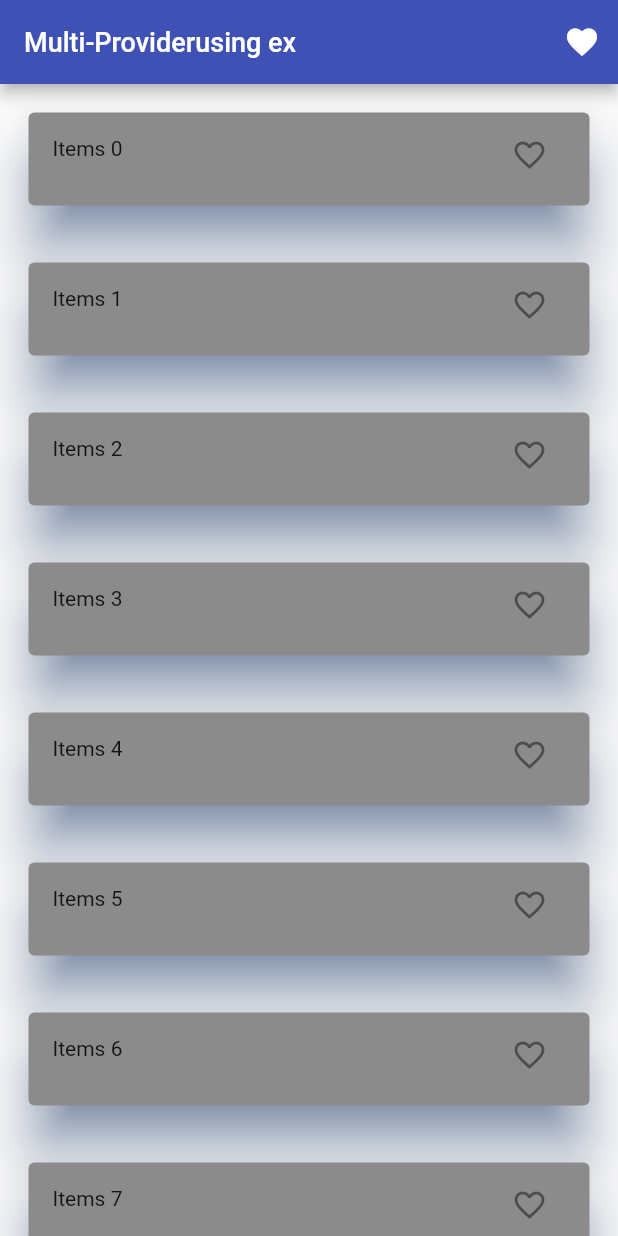
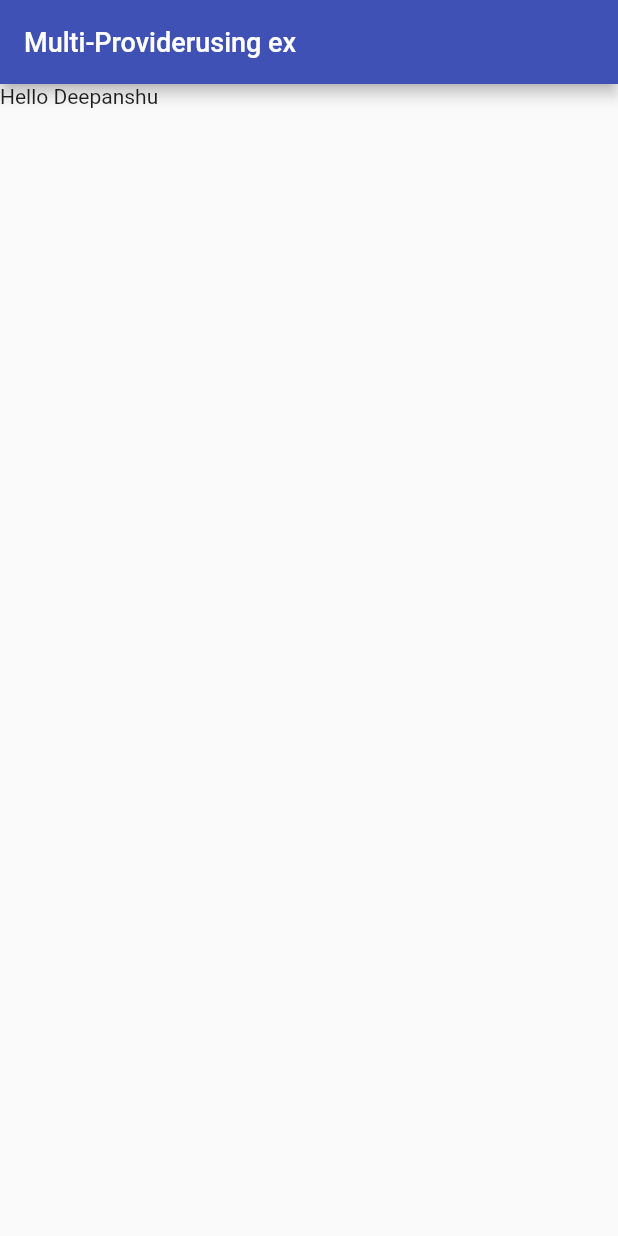
Before and after one commit to flutterboydeep/dummy, a Flutter app: the screen it shows after launch, on a phone screen of 412 x 824 dp. Run offline on Flutter 3.47's test engine with Material 2 defaults, Android fonts, the phone set to English and light mode, and no system bars; our stand-ins replace flutter_riverpod.

Commit message:
reverpod_1_watchProvider

```diff
--- a/lib/Screen/Homepage.dart
+++ b/lib/Screen/Homepage.dart
@@ -1,82 +1,22 @@
-import 'package:dummy/Screen/showFav.dart';
-import 'package:dummy/provider/favoriteItemProvider.dart';
-// import 'package:dummy/provider/countProvider.dart';
+import 'package:dummy/main.dart';
 import 'package:flutter/material.dart';
-import 'package:provider/provider.dart';
+import 'package:flutter_riverpod/flutter_riverpod.dart';
+
 // import 'package:provider/provider.dart';
 
-class homepage extends StatefulWidget {
-  const homepage({super.key});
-
+class homepage extends ConsumerWidget {
   @override
-  State<homepage> createState() => _homepageState();
-}
-
-class _homepageState extends State<homepage> {
-  @override
-  Widget build(BuildContext context) {
+  Widget build(BuildContext context, WidgetRef ref) {
+    final watchName = ref.watch(readSimpleProvider);
     // final sliderProvider = Provider.of<multiProvider>(context, listen: false);
-    final favoriteproviderObj =
-        Provider.of<favoriteProvider>(context, listen: false);
-    print("build function ");
-    // print(favList);
 
     return Scaffold(
       appBar: AppBar(
         title: Text("Multi-Providerusing ex"),
-        actions: [
-          IconButton(
-              onPressed: () {
-                Navigator.push(
-                    context,
-                    MaterialPageRoute(
-                        builder: (context) => ShowFav(
-                              favData: favoriteproviderObj.favList,
-                            )));
-              },
-              icon: Icon(
-                Icons.favorite,
-                color: Colors.white,
-              ))
-        ],
+        actions: [],
       ),
       body: Container(
-        child: ListView.builder(
-          itemBuilder: (context, index) {
-            print("I am running function");
-            return Padding(
-              padding: const EdgeInsets.all(15.0),
-              child: Card(
-                elevation: 16,
-                shadowColor: Color.fromARGB(255, 9, 63, 156),
-                color: Color.fromARGB(255, 139, 139, 139),
-                child: Consumer<favoriteProvider>(
-                    builder: (context, value, child) {
-                  return ListTile(
-                    onTap: () {
-                      if (value.favList.contains(index)) {
-                        value.removeData(index);
-                        // value.favList.remove(index);
-                      } else {
-                        // value.favList.add(index);
-                        value.addData(index);
-                      }
-                    },
-                    leading: Text("Items $index"),
-                    trailing: IconButton(
-                      icon: value.favList.contains(index)
-                          ? Icon(Icons.favorite)
-                          : Icon(Icons.favorite_border),
-                      onPressed: () {},
-                    ),
-                  );
-                }),
-              ),
-            );
-          },
-          itemCount: 40,
-          itemExtent: 100,
-        ),
+        child: Text(watchName),
       ),
     );
   }
--- a/lib/main.dart
+++ b/lib/main.dart
@@ -1,14 +1,15 @@
+import 'package:flutter/material.dart';
+
 import 'package:dummy/Screen/Homepage.dart';
-import 'package:dummy/provider/countProvider.dart';
-import 'package:dummy/provider/favoriteItemProvider.dart';
-import 'package:flutter/material.dart';
-import 'package:provider/provider.dart';
+import 'package:flutter_riverpod/flutter_riverpod.dart';
+
+final readSimpleProvider = Provider((ref) {
+  return 'Hello Deepanshu';
+});
 
 void main() {
   // WidgetsFlutterBinding.ensureInitialized();
-  runApp(
-    mainpage(),
-  );
+  runApp(const ProviderScope(child: mainpage()));
 }
 
 class mainpage extends StatefulWidget {
@@ -22,16 +23,7 @@ class _mainpage extends State<mainpage> {
   // final Future<FirebaseApp> _initialization = Firebase.initializeApp();
   @override
   Widget build(BuildContext context) {
-    return MultiProvider(
-      providers: [
-        ChangeNotifierProvider(
-          create: (context) => multiProvider(),
-        ),
-        ChangeNotifierProvider(
-          create: (context) => favoriteProvider(),
-        )
-      ],
-      child: MaterialApp(
+    return MaterialApp(
         debugShowCheckedModeBanner: true,
         theme: ThemeData(
           primarySwatch: Colors.indigo,
@@ -42,7 +34,6 @@ class _mainpage extends State<mainpage> {
             titleSmall: TextStyle(fontSize: 18, color: Colors.black),
           ),
         ),
-          home: homepage()),
-    );
+        home: homepage());
   }
 }
--- a/lib/provider/countProvider.dart
+++ /dev/null
@@ -1,13 +0,0 @@
-import 'package:flutter/material.dart';
-
-class multiProvider with ChangeNotifier {
-  var _sliderValue = 1.0;
-  double get sliderValue {
-    return _sliderValue;
-  }
-
-  void ChangeSlider(double val) {
-    _sliderValue = val;
-    notifyListeners();
-  }
-}
--- a/lib/provider/favoriteItemProvider.dart
+++ /dev/null
@@ -1,16 +0,0 @@
-import 'package:flutter/material.dart';
-
-class favoriteProvider with ChangeNotifier {
-  List<dynamic> _favList = [];
-  List<dynamic> get favList => _favList;
-
-  void addData(int value) {
-    _favList.add(value);
-    notifyListeners();
-  }
-
-  void removeData(int value) {
-    _favList.remove(value);
-    notifyListeners();
-  }
-}
--- a/pubspec.yaml
+++ b/pubspec.yaml
@@ -40,7 +40,8 @@ dependencies:
   firebase_auth: ^4.10.1
   cloud_firestore: ^4.10.0
   http: ^1.1.0
-  provider: ^6.0.5
+  # provider: ^6.0.5
+  flutter_riverpod: ^2.4.6
   # http: ^1.1.0
 
 dev_dependencies:
```
Also changed, not shown: lib/Screen/showFav.dart (deleted, +0 -39 lines), pubspec.lock. Lines whose indentation alone changed are shown as unchanged.
